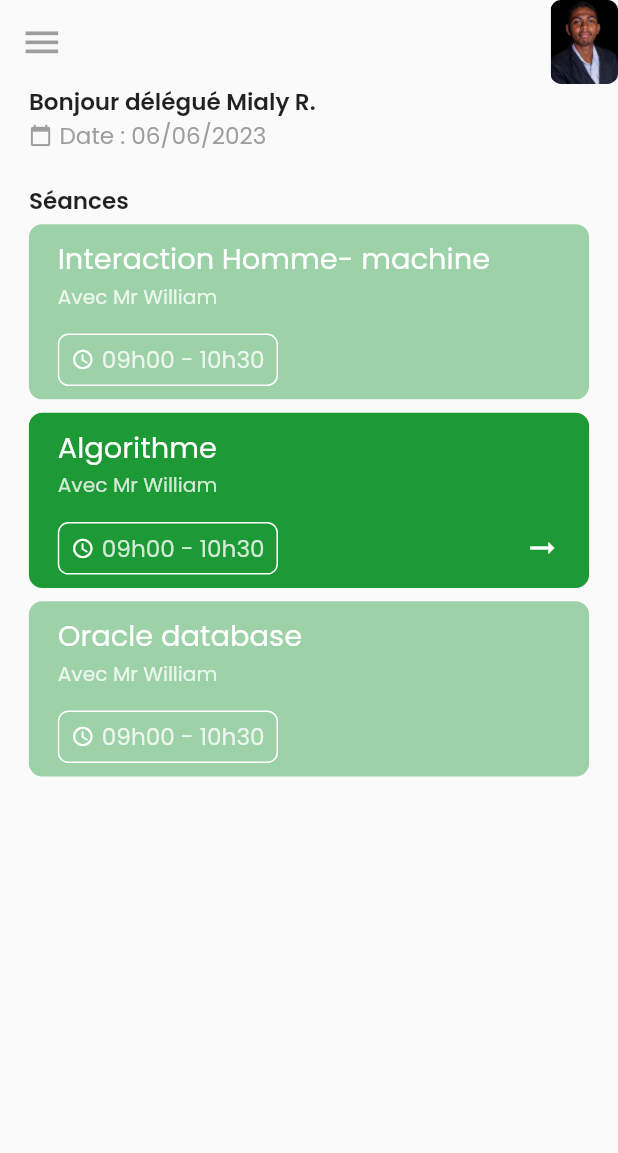
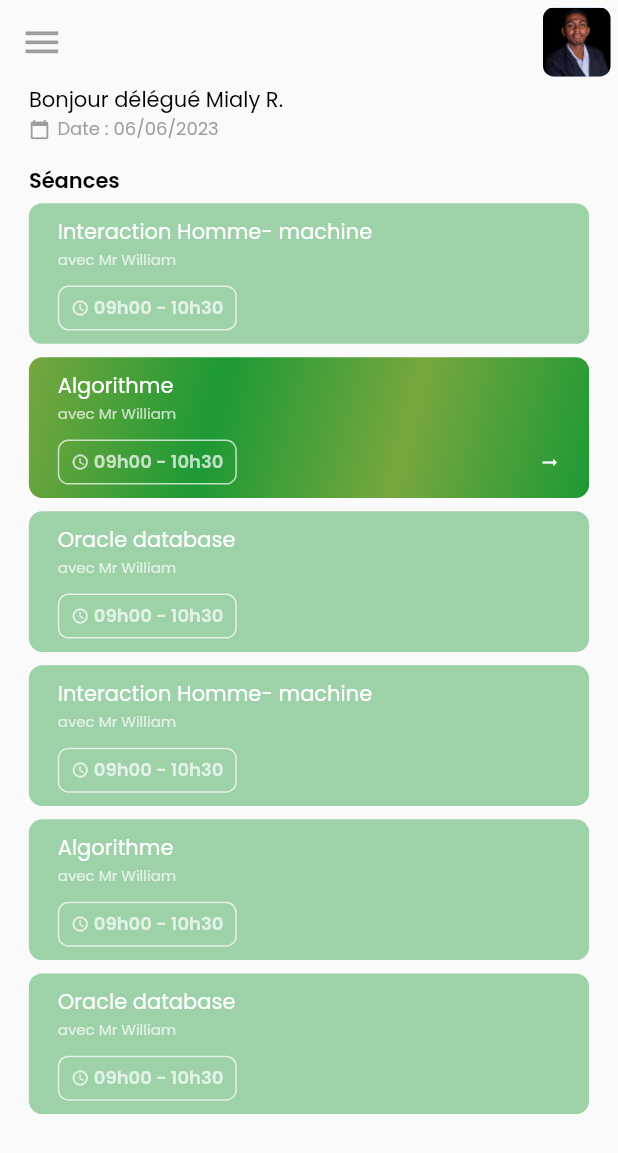
Before and after one commit to safidy1863/Ny-sekoliko, a Flutter app: the HomeScreen screen opened by its route, on a phone screen of 412 x 824 dp. Shown: the top 1153 px of the screen. Run offline on Flutter 3.47's test engine with Material 2 defaults, Android fonts, the phone set to English and light mode, and no system bars; drawn by our look-alikes of getwidget; our stand-ins replace equatable, flutter_bloc, flutter_screenutil, flutter_spinkit, form_validator, go_router and 1 more; missing offline and left inert: qr_code_scanner.

```diff
--- a/mobile/lib/features/home/presentation/home_screen.dart
+++ b/mobile/lib/features/home/presentation/home_screen.dart
@@ -11,6 +11,9 @@ class HomeScreen extends StatelessWidget {
   List<String> seances = [
     "Interaction Homme- machine",
     "Algorithme",
+    "Oracle database",
+    "Interaction Homme- machine",
+    "Algorithme",
     "Oracle database"
   ];
 
@@ -22,13 +25,16 @@ class HomeScreen extends StatelessWidget {
         backgroundColor: Colors.transparent,
         iconTheme: IconThemeData(color: Colors.grey, size: 30.sp),
         actions: [
-          GFAvatar(
-            backgroundImage: const AssetImage(
-              "assets/images/user.jpg",
+          Padding(
+            padding: const EdgeInsets.all(5),
+            child: GFAvatar(
+              backgroundImage: const AssetImage(
+                "assets/images/user.jpg",
+              ),
+              shape: GFAvatarShape.square,
+              borderRadius: BorderRadius.circular(8.r),
+              size: GFSize.SMALL,
             ),
-            shape: GFAvatarShape.square,
-            borderRadius: BorderRadius.circular(8.r),
-            size: GFSize.SMALL,
           )
         ],
       ),
@@ -43,43 +49,45 @@ class HomeScreen extends StatelessWidget {
               children: [
                 Text(
                   "Bonjour délégué Mialy R.",
-                  style: TextStyle(
-                    fontWeight: FontWeight.w600,
-                    fontSize: 16.sp,
-                  ),
+                  style: Theme.of(context).textTheme.bodyMedium?.copyWith(
+                    color: Colors.black
+                  )
                 ),
                 Row(
                   crossAxisAlignment: CrossAxisAlignment.center,
                   children: [
-                    Icon(
+                    const Icon(
                       Icons.calendar_today,
                       color: Colors.grey,
-                      size: 16.sp,
+                      size: 14,
                     ),
                     const SizedBox(width: 5),
                     Text(
                       "Date : 06/06/2023",
-                      style: TextStyle(fontSize: 16.sp, color: Colors.grey),
+                        style: Theme.of(context).textTheme.bodySmall?.copyWith(
+                            color: Colors.grey,
+                        )
                     ),
                   ],
                 )
               ],
             ),
             const SizedBox(
-              height: 20,
+              height: 15,
             ),
             Text(
               "Séances",
-              style: TextStyle(
-                fontWeight: FontWeight.w600,
-                fontSize: 16.sp,
-              ),
+                style: Theme.of(context).textTheme.bodyMedium?.copyWith(
+                    color: Colors.black,
+                    fontWeight: FontWeight.w600
+                )
             ),
             Expanded(
               child: ListView.builder(
+                padding: const EdgeInsets.only(bottom: 10),
                 itemCount: seances.length,
                 itemBuilder: (context, index) {
-                  return SessionItem(session: seances[index], teacher: "Avec Mr William", period: "09h00 - 10h30",isCurrentSession: index == 1,);
+                  return SessionItem(session: seances[index], teacher: "avec Mr William", period: "09h00 - 10h30",isCurrentSession: index == 1,);
                 },
               ),
             )
--- a/mobile/lib/features/home/presentation/widgets/session_item.dart
+++ b/mobile/lib/features/home/presentation/widgets/session_item.dart
@@ -29,45 +29,74 @@ class SessionItem extends StatelessWidget {
         padding: EdgeInsets.symmetric(vertical: 10.h, horizontal: 20.w),
         margin: EdgeInsets.symmetric(vertical: 5.h),
         decoration: BoxDecoration(
-            color: isCurrentSession ? AppColor.greenPrimary : AppColor.greenPrimary.withOpacity(0.42),
+          gradient: isCurrentSession
+              ? const LinearGradient(
+            begin: Alignment.topLeft,
+            end: Alignment.bottomRight,
+            colors:  [
+              AppColor.greenSecondary,
+              AppColor.greenPrimary,
+              AppColor.greenSecondary,
+              AppColor.greenPrimary,
+            ]) :
+              LinearGradient(
+              colors:  [
+              AppColor.greenPrimary.withOpacity(0.42),
+            AppColor.greenPrimary.withOpacity(0.42),
+            ]
+          ),
             borderRadius: BorderRadius.circular(10.r)),
         child: Column(
           crossAxisAlignment: CrossAxisAlignment.start,
           children: [
-            Text(
-              session,
-              style: TextStyle(color: Colors.white, fontSize: 20.sp),
-            ),
+            Text(session,
+                style: Theme.of(context).textTheme.bodyMedium?.copyWith(
+                      color: Colors.white,
+                    )),
             Text(
               teacher,
-              style: TextStyle(
-                  color: Colors.white.withOpacity(0.8), fontSize: 14.sp),
+              style: Theme.of(context).textTheme.bodySmall?.copyWith(
+                  color: Colors.white.withOpacity(0.7), fontSize: 10),
             ),
             const SizedBox(
-              height: 15,
+              height: 10,
             ),
             Row(
               mainAxisAlignment: MainAxisAlignment.spaceBetween,
               children: [
                 Container(
-                  padding: const EdgeInsets.symmetric(vertical: 5,horizontal:8),
+                  padding:
+                      const EdgeInsets.symmetric(vertical: 5, horizontal: 8),
                   decoration: BoxDecoration(
-                    border: Border.all(color: Colors.white),
-                    borderRadius: BorderRadius.circular(8.r)
-                  ),
+                      border: Border.all(color: Colors.white.withOpacity(0.7),),
+                      borderRadius: BorderRadius.circular(8.r)),
                   child: Row(
                     children: [
-                      Icon(Icons.access_time_outlined, color: Colors.white, size: 16.sp,),
-                      const SizedBox(width: 5,),
+                       Icon(
+                        Icons.access_time_outlined,
+                        color: Colors.white.withOpacity(0.7),
+                        size: 12,
+                      ),
+                      const SizedBox(
+                        width: 3,
+                      ),
                       Text(
                         period,
-                        style: TextStyle(
-                            color: Colors.white.withOpacity(0.8), fontSize: 16.sp),
+                        style: Theme.of(context).textTheme.bodySmall?.copyWith(
+                              color: Colors.white.withOpacity(0.7),
+                          fontWeight: FontWeight.w600
+                            ),
                       ),
                     ],
                   ),
                 ),
-                isCurrentSession ? Icon(Icons.arrow_right_alt_outlined, color: Colors.white,) : const SizedBox()
+                isCurrentSession
+                    ? const Icon(
+                        Icons.arrow_right_alt_outlined,
+                        color: Colors.white,
+                        size: 14,
+                      )
+                    : const SizedBox()
               ],
             )
           ],
```
Also changed, not shown: mobile/lib/core/presentation/widgets/custom_textfield.dart (+13 -0 lines), mobile/lib/features/lists/presentation/lists_screen.dart (+114 -37 lines), mobile/lib/features/lists/presentation/widgets/student_item.dart (+16 -9 lines).
